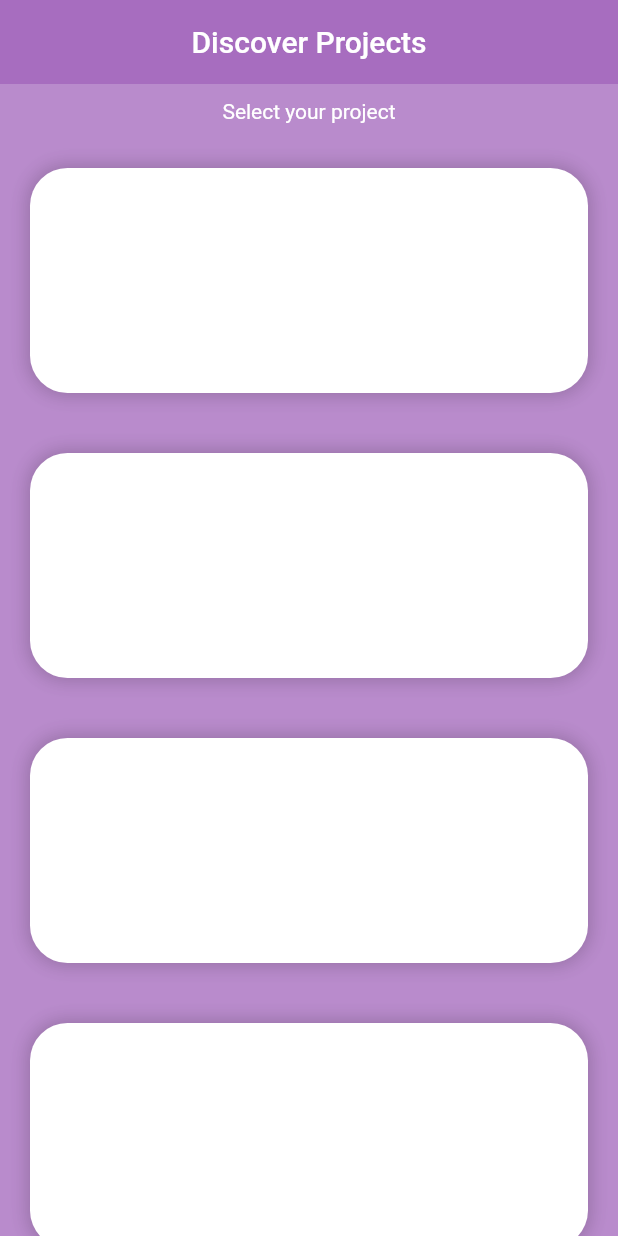
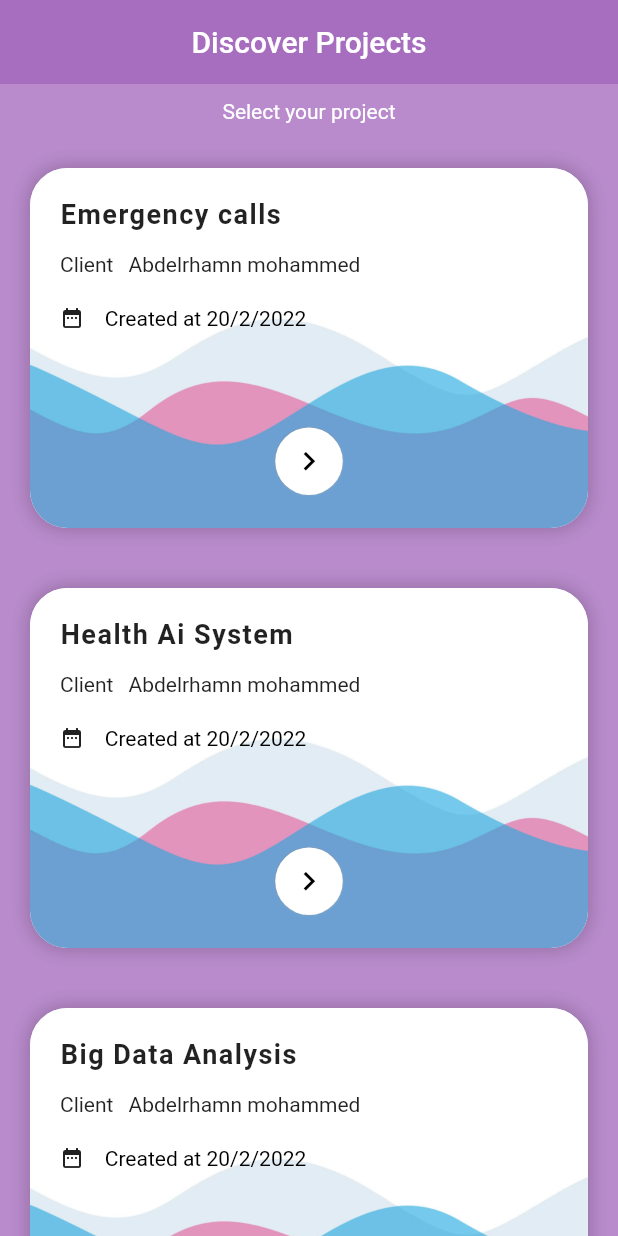
Before and after one commit to 4h4f/teamzone, a Flutter app: the screen it shows after launch, on a phone screen of 412 x 824 dp. Run offline on Flutter 3.47's test engine with Material 2 defaults, Android fonts, the phone set to English and light mode, and no system bars; drawn by our look-alikes of flutter_neumorphic; our stand-ins replace flutter_svg.

Commit message:
discover projects screen
discover projects screen v 0.1

```diff
--- a/lib/Screens/DiscoverProjects.dart
+++ b/lib/Screens/DiscoverProjects.dart
@@ -1,4 +1,5 @@
 import 'package:flutter/material.dart';
+import 'package:flutter_neumorphic/flutter_neumorphic.dart';
 
 class DiscoverProjects extends StatefulWidget {
   DiscoverProjects({Key? key}) : super(key: key);
@@ -9,14 +10,15 @@ class DiscoverProjects extends StatefulWidget {
 
 class _DiscoverProjectsState extends State<DiscoverProjects> {
   List<String> projectnames = [
-    "project 1",
-    "project 2",
-    "project 3",
-    "project 4"
+    "Emergency calls ",
+    "Health Ai System ",
+    "Big Data Analysis",
+    "International Airliens System"
   ];
   @override
   Widget build(BuildContext context) {
-    return Scaffold(
+    return SafeArea(
+      child: Scaffold(
         backgroundColor: const Color.fromRGBO(155, 89, 182, 0.7),
         appBar: AppBar(
           elevation: 0,
@@ -27,8 +29,8 @@ class _DiscoverProjectsState extends State<DiscoverProjects> {
         body: Column(
           crossAxisAlignment: CrossAxisAlignment.stretch,
           children: <Widget>[
-          Padding(
-            padding: const EdgeInsets.only(top: 10, bottom: 10),
+            const Padding(
+              padding: EdgeInsets.only(top: 10, bottom: 10),
               child: Text(
                 'Select your project',
                 textAlign: TextAlign.center,
@@ -40,9 +42,13 @@ class _DiscoverProjectsState extends State<DiscoverProjects> {
               itemCount: projectnames.length,
               itemBuilder: (BuildContext ctx, int index) {
                 return Container(
-                margin: EdgeInsets.all(20),
-                height: 150,
+                  margin: const EdgeInsets.all(20),
+                  height: 240,
                   decoration: BoxDecoration(
+                    image: const DecorationImage(
+                      image: AssetImage('lib/assets/images/back.png'),
+                      fit: BoxFit.cover,
+                    ),
                     // color: const Color.fromRGBO(252, 243, 207, 1),
                     color: Colors.white,
                     borderRadius: BorderRadius.circular(25),
@@ -53,11 +59,92 @@ class _DiscoverProjectsState extends State<DiscoverProjects> {
                           spreadRadius: 1),
                     ],
                   ),
+                  child: Padding(
+                    padding: const EdgeInsets.symmetric(
+                        horizontal: 20, vertical: 20),
+                    child: Column(
+                      children: <Widget>[
+                        Row(
+                          children: <Widget>[
+                            Text(
+                              projectnames[index],
+                              style: const TextStyle(
+                                  letterSpacing: 1,
+                                  fontSize: 18,
+                                  fontWeight: FontWeight.w600),
+                            )
+                          ],
+                        ),
+                        const SizedBox(
+                          height: 15,
+                        ),
+                        Row(
+                          children: const <Widget>[
+                            Text("Client"),
+                            SizedBox(
+                              width: 10,
+                            ),
+                            Text("Abdelrhamn mohammed"),
+                          ],
+                        ),
+                        const SizedBox(
+                          height: 20,
+                        ),
+                        Row(
+                          children: <Widget>[
+                            RichText(
+                              text: const TextSpan(
+                                children: [
+                                  WidgetSpan(
+                                    child: Icon(
+                                      Icons.date_range,
+                                      size: 16,
+                                    ),
+                                  ),
+                                  TextSpan(
+                                      text: '    Created at 20/2/2022',
+                                      style: TextStyle(
+                                        color: Colors.black,
+                                      ))
+                                ],
+                              ),
+                            ),
+                          ],
+                        ),
+                        const SizedBox(
+                          height: 15,
+                        ),
+                        Column(
+                          children: <Widget>[
+                            NeumorphicButton(
+                              margin: EdgeInsets.only(top: 50),
+                              onPressed: () {
+                                print(projectnames[index]);
+                              },
+                              style: NeumorphicStyle(
+                                shape: NeumorphicShape.flat,
+                                lightSource: LightSource.bottomRight,
+                                boxShape: NeumorphicBoxShape.circle(),
+                                color: Colors.white,
+                                depth: .1,
+                              ),
+                              child: Icon(
+                                Icons.navigate_next,
+                                color: Colors.black,
+                                size: 25,
+                              ),
+                            ),
+                          ],
+                        ),
+                      ],
+                    ),
+                  ),
                 );
               },
             ))
           ],
         ),
+      ),
     );
   }
 }
--- a/pubspec.yaml
+++ b/pubspec.yaml
@@ -35,6 +35,7 @@ dependencies:
   # Use with the CupertinoIcons class for iOS style icons.
   cupertino_icons: ^1.0.2
   flutter_svg: ^1.0.3
+  flutter_neumorphic: ^3.2.0
 
 dev_dependencies:
   flutter_test:
@@ -64,6 +65,8 @@ flutter:
     - lib/assets/images/welcomeScreen2.png
     - lib/assets/images/background2.png
     - lib/assets/images/background.png
+    - lib/assets/images/discover.png
+    - lib/assets/images/back.png
 
 
 
```
Also changed, not shown: lib/assets/images/back.png (added), lib/assets/images/discover.png (added), pubspec.lock. Lines whose indentation alone changed are shown as unchanged.
